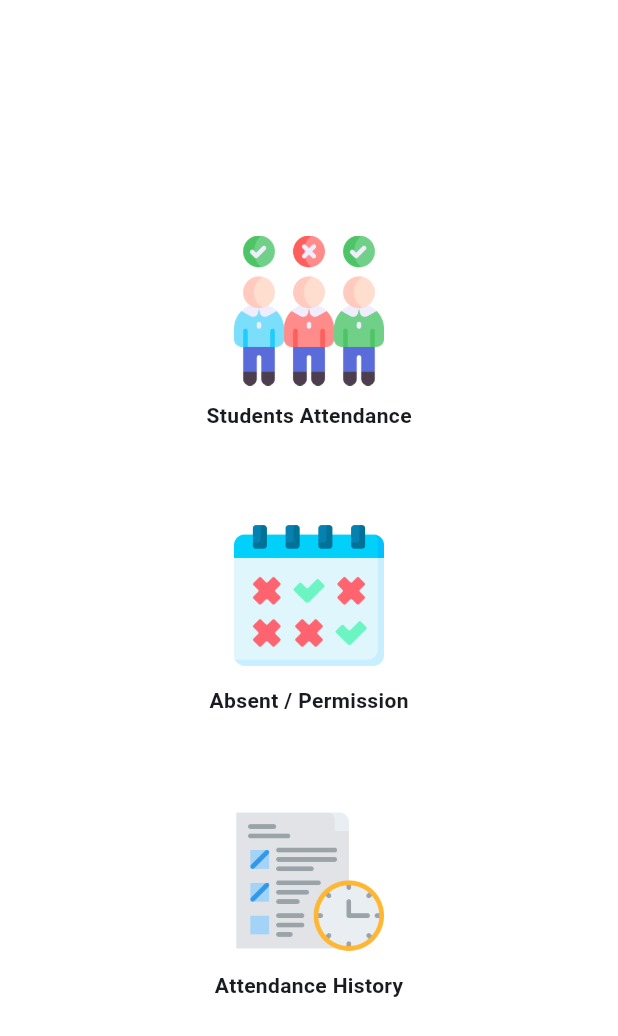
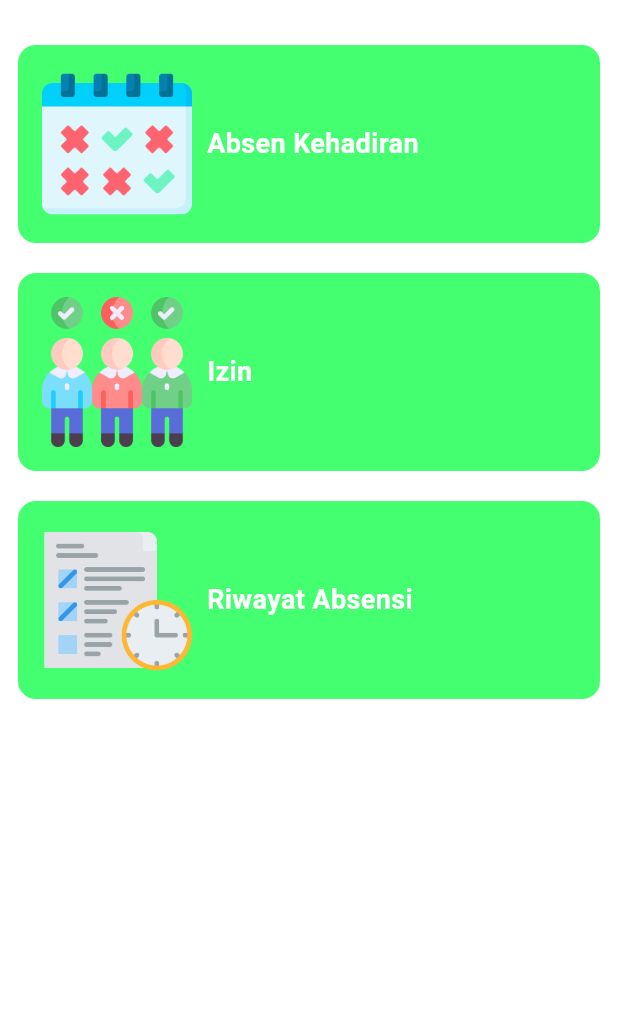
Before and after one commit to localbu/MLKit_Att, a Flutter app: the screen it shows after launch, on a phone screen of 412 x 824 dp. Shown: the top 1036 px of the screen. Run offline on Flutter 3.47's test engine with Material 3 defaults, Android fonts, the phone set to English and light mode, and no system bars; our stand-ins replace camera, cloud_firestore, dotted_border, firebase_core, geocoding, geolocator and 1 more; missing offline and left inert: google_mlkit_face_detection; accounts and stored records are empty; project files that could hold a hidden picture were left out.

Commit message:
update ui

```diff
--- a/lib/ui/attend/camera_screen.dart
+++ b/lib/ui/attend/camera_screen.dart
@@ -61,7 +61,7 @@ class _CameraScreenState extends State<CameraScreen> {
           crossAxisAlignment: CrossAxisAlignment.center,
           children: [
             CircularProgressIndicator(
-              valueColor: AlwaysStoppedAnimation<Color>(Colors.blueAccent),
+              valueColor: AlwaysStoppedAnimation<Color>(const Color(0xFF44FF70)),
             ),
             SizedBox(width: 10),
             Text('Checking data...')
@@ -80,7 +80,7 @@ class _CameraScreenState extends State<CameraScreen> {
     return Scaffold(
       appBar: AppBar(
         elevation: 0,
-        backgroundColor: Colors.blueAccent,
+        backgroundColor: const Color(0xFF44FF70),
         leading: IconButton(
           onPressed: () => Navigator.pop(context),
           icon: Icon(
@@ -143,7 +143,7 @@ class _CameraScreenState extends State<CameraScreen> {
                     padding: EdgeInsets.only(top: 40),
                     child: ClipOval(
                       child: Material(
-                        color: Colors.blueAccent,
+                        color: const Color(0xFF44FF70),
                         child: InkWell(
                           splashColor: Colors.blue,
                           child: SizedBox(
--- a/lib/ui/attendance_history/attendance_history_screen.dart
+++ b/lib/ui/attendance_history/attendance_history_screen.dart
@@ -19,7 +19,7 @@ class _AttendanceHistoryScreenState extends State<AttendanceHistoryScreen> {
     return Scaffold(
       appBar: AppBar(
           elevation: 0,
-          backgroundColor: Colors.blueAccent,
+          backgroundColor: const Color(0xFF44FF70),
           title: const Text('Attendance History',
               style: TextStyle(
                   fontSize: 18,
@@ -272,7 +272,7 @@ class _AttendanceHistoryScreenState extends State<AttendanceHistoryScreen> {
             } else {
               return Center(
                   child: CircularProgressIndicator(
-                valueColor: AlwaysStoppedAnimation<Color>(Colors.blueAccent),
+                valueColor: AlwaysStoppedAnimation<Color>(const Color(0xFF44FF70)),
               ));
             }
           }),
--- a/lib/ui/components/custom_snackbar.dart
+++ b/lib/ui/components/custom_snackbar.dart
@@ -2,7 +2,7 @@ import 'package:flutter/material.dart';
 
 void customSnackbar(BuildContext context, IconData icon, String message) {
   ScaffoldMessenger.of(context).showSnackBar(SnackBar(
-    backgroundColor: Colors.blueAccent,
+    backgroundColor: const Color(0xFF44FF70),
     shape: StadiumBorder(),
     behavior: SnackBarBehavior.floating,
     content: Row(
--- a/lib/ui/home_screen.dart
+++ b/lib/ui/home_screen.dart
@@ -4,116 +4,111 @@ import 'package:students_attendance_with_mlkit/ui/absent/absent_screen.dart';
 import 'package:students_attendance_with_mlkit/ui/attend/attend_screen.dart';
 import 'package:students_attendance_with_mlkit/ui/attendance_history/attendance_history_screen.dart';
 
-class HomeScreen extends StatelessWidget {
+class HomeScreen extends StatefulWidget {
   const HomeScreen({super.key});
+
+  @override
+  State<HomeScreen> createState() => _HomeScreenState();
+}
+
+class _HomeScreenState extends State<HomeScreen> {
+  List<Map<String, dynamic>> screen = [
+    {
+      "screen": AttendScreen(),
+      "icon": 'assets/images/ic_absen.png',
+      "text": 'Absen Kehadiran'
+    },
+    {
+      "screen": AbsentScreen(),
+      "icon": 'assets/images/ic_leave.png',
+      "text": 'Izin'
+    },
+    {
+      "screen": AttendanceHistoryScreen(),
+      "icon": 'assets/images/ic_history.png',
+      "text": 'Riwayat Absensi'
+    },
+  ];
 
   @override
   Widget build(BuildContext context) {
     return PopScope(
       canPop: false,
-      // ignore: deprecated_member_use
       onPopInvoked: (bool didPop) {
-        if (didPop) {
-          return;
-        }
-        _onwillPop(context);
+        if (didPop) return;
+        _onWillPop(context);
       },
       child: Scaffold(
         backgroundColor: Colors.white,
         body: SafeArea(
-          child: Center(
-            child: Column(
-              mainAxisAlignment: MainAxisAlignment.center,
-              children: [
-                Container(
-                  margin: EdgeInsets.all(10),
-                  child: Expanded(
-                    child: InkWell(
-                      highlightColor: Colors.transparent,
-                      splashColor: Colors.transparent,
-                      onTap: () => Navigator.push(context, MaterialPageRoute(builder: (context) => AttendScreen())),
           child: Column(
             children: [
-                        Image.asset('assets/images/ic_leave.png',
-                            width: 100, height: 100),
-                        SizedBox(height: 10),
+              SizedBox(height: 20), // Jeda atas biar rapi
+              Expanded(
+                child: Padding(
+                  padding: const EdgeInsets.symmetric(horizontal: 12),
+                  child: ListView.builder(
+                    itemCount: screen.length,
+                    itemBuilder: (BuildContext context, int index) {
+                      return GestureDetector(
+                        onTap: () {
+                          Navigator.push(
+                            context,
+                            MaterialPageRoute(
+                              builder: (context) => screen[index]["screen"],
+                            ),
+                          );
+                        },
+                        child: Container(
+                          margin: EdgeInsets.symmetric(vertical: 10),
+                          padding: EdgeInsets.all(16),
+                          decoration: BoxDecoration(
+                            color: const Color(0xFF44FF70),
+                            borderRadius: BorderRadius.circular(12),
+                          ),
+                          child: Row(
+                            mainAxisAlignment: MainAxisAlignment.start,
+                            crossAxisAlignment: CrossAxisAlignment.center,
+                            children: [
+                              Image.asset(screen[index]['icon'], height: 100),
+                              SizedBox(width: 10),
                               Text(
-                          'Students Attendance',
+                                screen[index]['text'],
                                 style: TextStyle(
-                              fontSize: 14, fontWeight: FontWeight.bold),
-                        )
+                                  fontSize: 18,
+                                  fontWeight: FontWeight.bold,
+                                  color: Colors.white,
+                                ),
+                                textAlign: TextAlign
+                                    .center, // Agar teks tidak overflow
+                                maxLines: 2, // Biar teks tetap rapi
+                                overflow: TextOverflow.ellipsis,
+                              ),
                             ],
                           ),
-                    )
                         ),
+                      );
+                    },
                   ),
-
-                SizedBox(height: 40),
-                Container(
-                  margin: EdgeInsets.all(10),
-                  child: Expanded(
-                    child: InkWell(
-                      highlightColor: Colors.transparent,
-                      splashColor: Colors.transparent,
-                      onTap: () => Navigator.push(context, MaterialPageRoute(builder: (context) => AbsentScreen())),
-                      child: Column(
-                      children: [
-                        Image.asset('assets/images/ic_absen.png',
-                            width: 100, height: 100),
-                        SizedBox(height: 10),
-                        Text(
-                          'Absent / Permission',
-                          style: TextStyle(
-                              fontSize: 14, fontWeight: FontWeight.bold),
-                        )
-                      ],
-                    ),
-                    )
-                  ),
-                ),
-
-                SizedBox(height: 40),
-                Container(
-                  margin: EdgeInsets.all(10),
-                  child: Expanded(
-                    child: InkWell(
-                      highlightColor: Colors.transparent,
-                      splashColor: Colors.transparent,
-                      onTap: () => Navigator.push(context, MaterialPageRoute(builder: (context) => AttendanceHistoryScreen())),
-                      child: Column(
-                      children: [
-                        Image.asset('assets/images/ic_history.png',
-                            width: 100, height: 100),
-                        SizedBox(height: 10),
-                        Text(
-                          'Attendance History',
-                          style: TextStyle(
-                              fontSize: 14, fontWeight: FontWeight.bold),
-                        )
-                      ],
-                    ),
-                    )
                 ),
               ),
             ],
           ),
-          )
         ),
-      )
+      ),
     );
   }
-  Future<bool> _onwillPop(BuildContext context) async {
+
+  Future<bool> _onWillPop(BuildContext context) async {
     return (await showDialog(
           context: context,
-      builder: (context) =>
-      AlertDialog(
+          builder: (context) => AlertDialog(
             title: Text(
               'INFO',
               style: TextStyle(
                   color: Colors.black,
                   fontSize: 20,
-            fontWeight: FontWeight.bold
-          ),
+                  fontWeight: FontWeight.bold),
             ),
             content: Text(
               'Are you sure you want to exit?',
@@ -145,6 +140,7 @@ class HomeScreen extends StatelessWidget {
               )
             ],
           ),
-    ) ?? false);
+        ) ??
+        false);
   }
 }
```
Also changed, not shown: lib/ui/absent/absent_screen.dart (+19 -19 lines), lib/ui/attend/attend_screen.dart (+12 -12 lines). Lines whose indentation alone changed are shown as unchanged.
